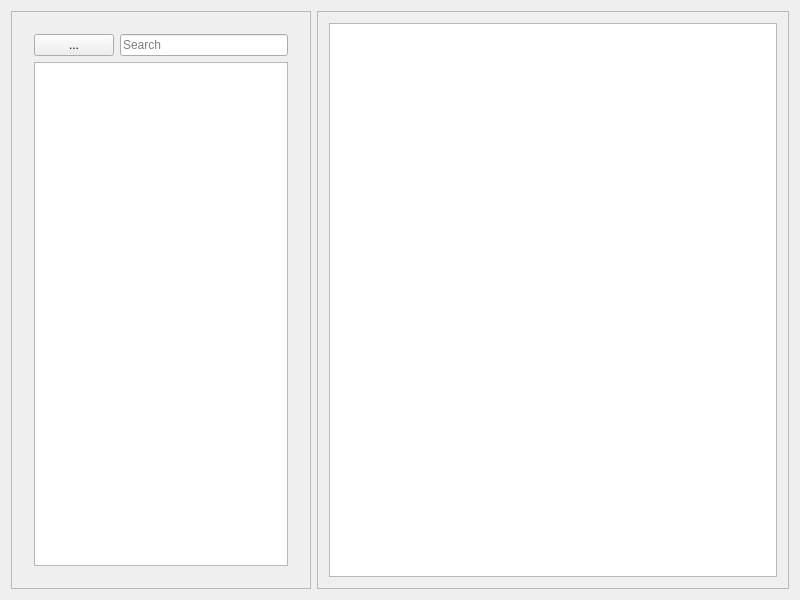
Before: the Qt Designer form telegraphwindow.ui in felipe-sencion/telegraph, drawn with Qt 5.
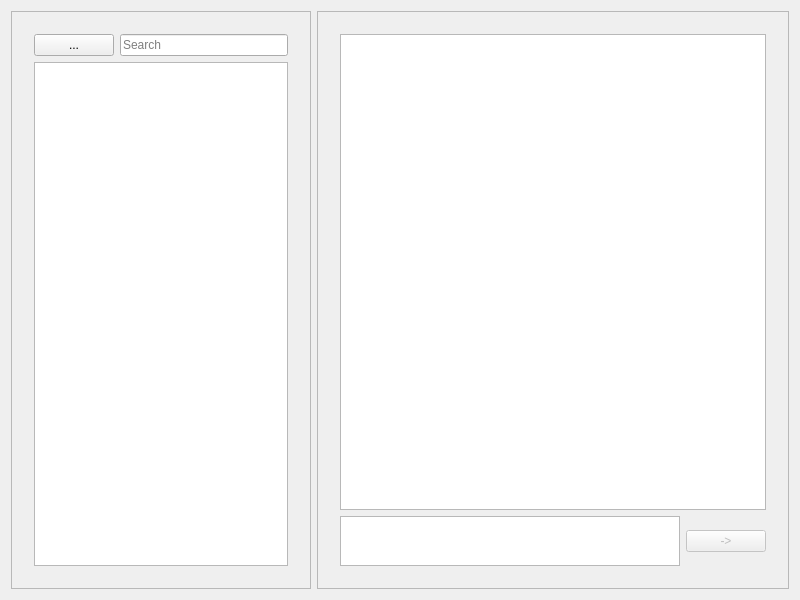
After: the same form once the commit is applied. The open tabs and pages were chosen to show the change.

Commit message: Messages are saved in Json file and displayed for sender user.

The edit to the form file:
```diff
--- a/telegraphwindow.ui
+++ b/telegraphwindow.ui
@@ -131,7 +131,67 @@
       </property>
       <layout class="QVBoxLayout" name="verticalLayout_2">
        <item>
-        <widget class="QListWidget" name="messagesLW"/>
+        <widget class="QStackedWidget" name="messagesSW">
+         <widget class="QWidget" name="emptyPage">
+          <layout class="QGridLayout" name="gridLayout_3">
+           <item row="0" column="0">
+            <widget class="QLabel" name="selectLabel">
+             <property name="text">
+              <string>Please Select a Chat to Start Messaging</string>
+             </property>
+             <property name="alignment">
+              <set>Qt::AlignCenter</set>
+             </property>
+            </widget>
+           </item>
+          </layout>
+         </widget>
+         <widget class="QWidget" name="messagesPage">
+          <layout class="QGridLayout" name="gridLayout_2">
+           <item row="2" column="1">
+            <widget class="QPlainTextEdit" name="messagePTE">
+             <property name="maximumSize">
+              <size>
+               <width>16777215</width>
+               <height>50</height>
+              </size>
+             </property>
+            </widget>
+           </item>
+           <item row="2" column="2">
+            <widget class="QPushButton" name="sendPB">
+             <property name="enabled">
+              <bool>false</bool>
+             </property>
+             <property name="text">
+              <string>-&gt;</string>
+             </property>
+            </widget>
+           </item>
+           <item row="1" column="1" colspan="2">
+            <widget class="QTableWidget" name="messagesTW">
+             <property name="editTriggers">
+              <set>QAbstractItemView::NoEditTriggers</set>
+             </property>
+             <property name="showGrid">
+              <bool>false</bool>
+             </property>
+             <property name="columnCount">
+              <number>2</number>
+             </property>
+             <attribute name="horizontalHeaderVisible">
+              <bool>false</bool>
+             </attribute>
+             <attribute name="verticalHeaderVisible">
+              <bool>false</bool>
+             </attribute>
+             <column/>
+             <column/>
+            </widget>
+           </item>
+          </layout>
+         </widget>
+        </widget>
        </item>
       </layout>
      </widget>
```
The commit also changes 13 other files.
